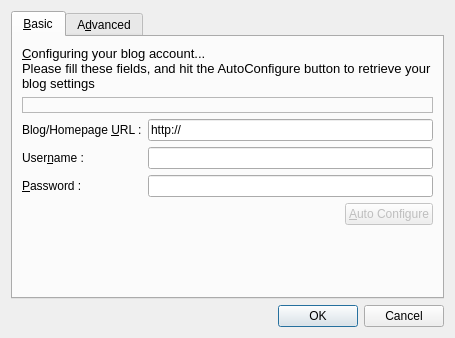
Above: src/addeditblog.ui from mtux/bilbo before the change. Below: the same form after it.
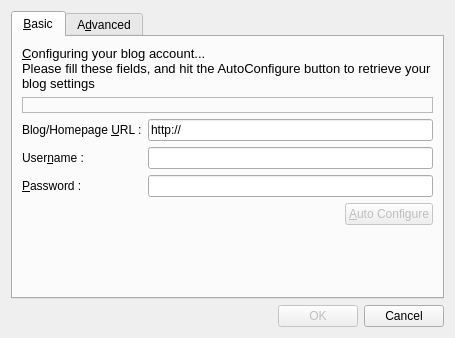
That is the form after the change.

```diff
--- a/src/addeditblog.ui
+++ b/src/addeditblog.ui
@@ -283,14 +283,38 @@
     </widget>
    </item>
    <item row="1" column="0" >
-    <widget class="QDialogButtonBox" name="buttonBox" >
-     <property name="orientation" >
-      <enum>Qt::Horizontal</enum>
-     </property>
-     <property name="standardButtons" >
-      <set>QDialogButtonBox::Cancel|QDialogButtonBox::Ok</set>
-     </property>
-    </widget>
+    <layout class="QHBoxLayout" name="horizontalLayout" >
+     <item>
+      <spacer name="horizontalSpacer_3" >
+       <property name="orientation" >
+        <enum>Qt::Horizontal</enum>
+       </property>
+       <property name="sizeHint" stdset="0" >
+        <size>
+         <width>40</width>
+         <height>20</height>
+        </size>
+       </property>
+      </spacer>
+     </item>
+     <item>
+      <widget class="QPushButton" name="btnOk" >
+       <property name="enabled" >
+        <bool>false</bool>
+       </property>
+       <property name="text" >
+        <string>OK</string>
+       </property>
+      </widget>
+     </item>
+     <item>
+      <widget class="QPushButton" name="btnCancel" >
+       <property name="text" >
+        <string>Cancel</string>
+       </property>
+      </widget>
+     </item>
+    </layout>
    </item>
   </layout>
  </widget>
```
Left out of the diff: 91 changed lines with no effect on the pictures.
